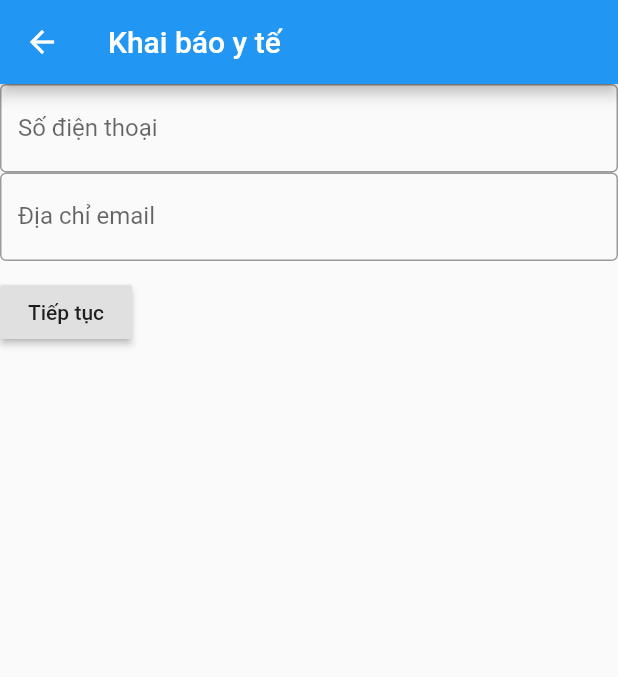
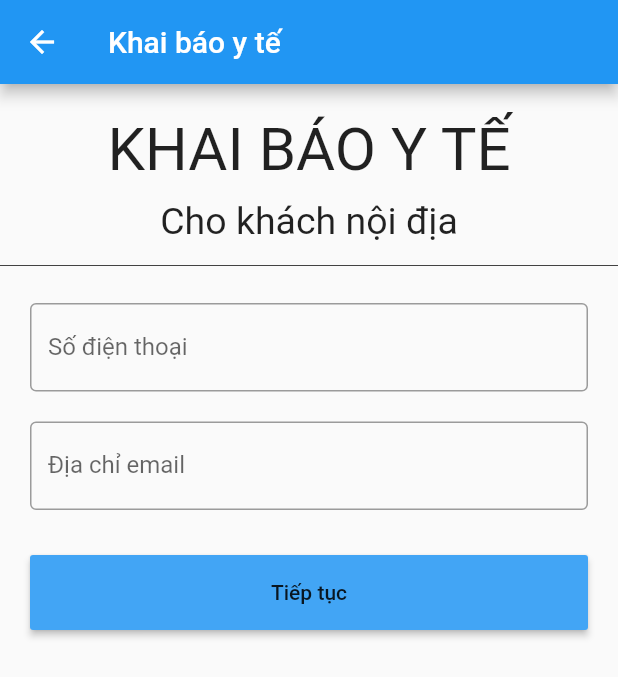
Before and after one commit to phanthingocanh/ADN-Mobile, a Flutter app: the FillEmailPhoneRoute screen opened by its route, on a phone screen of 412 x 824 dp. Shown: the top 677 px of the screen. Run offline on Flutter 3.47's test engine with Material 2 defaults, Android fonts, the phone set to English and light mode, and no system bars; our stand-ins replace datetime_picker_formfield, email_validator, validators.

Commit message:
Merge and Format

```diff
--- a/lib/screens/information/fill_email_phone.dart
+++ b/lib/screens/information/fill_email_phone.dart
@@ -12,7 +12,40 @@ class FillEmailPhoneRoute extends StatelessWidget {
         appBar: AppBar(
           title: Text(Strings.formTitle),
         ),
-        body: MyCustomFormEmailPhone(),
+        body: ListView(
+//        crossAxisAlignment: CrossAxisAlignment.center,
+//        mainAxisAlignment: MainAxisAlignment.spaceEvenly,
+            children: <Widget>[
+              Center(
+                child: Container(
+                    padding: EdgeInsets.only(top:20),
+                    child: Text(
+                        'KHAI BÁO Y TẾ',
+                        style: TextStyle(
+                            fontSize: 40.0
+                        )
+                    ),
+                  ),
+              ),
+
+              Center(
+                child: Container(
+                  padding: EdgeInsets.only(top:10),
+                  child: Text(
+                      'Cho khách nội địa',
+                      style: TextStyle(
+                      fontSize: 25.0
+                    )
+                    ),
+                  ),
+                ),
+              Divider(
+                height: 30.0,
+                color: Colors.grey[800],
+              ),
+              MyCustomFormEmailPhone(),
+            ],
+        ),
     );
   }
 }
@@ -56,7 +89,9 @@ class MyCustomFormEmailPhoneState extends State<MyCustomFormEmailPhone> {
       child: Column(
         crossAxisAlignment: CrossAxisAlignment.start,
         children: <Widget>[
-        new TextFormField(
+        Padding(
+          padding: const EdgeInsets.fromLTRB(20.0, 10.0, 20.0, 10.0),
+          child: new TextFormField(
             decoration: const InputDecoration(labelText: 'Số điện thoại'),
             keyboardType: TextInputType.phone,
             validator: validateMobile,
@@ -64,7 +99,10 @@ class MyCustomFormEmailPhoneState extends State<MyCustomFormEmailPhone> {
               _mobile = val;
             },
           ),
-        new TextFormField(
+        ),
+        new Padding(
+          padding: const EdgeInsets.fromLTRB(20.0, 10.0, 20.0, 10.0),
+          child: new TextFormField(
             decoration: const InputDecoration(labelText: 'Địa chỉ email'),
             keyboardType: TextInputType.emailAddress,
             validator: validateEmail,
@@ -72,10 +110,17 @@ class MyCustomFormEmailPhoneState extends State<MyCustomFormEmailPhone> {
               _email = val;
             },
           ),
+        ),
         new SizedBox(
           height: 10.0,
         ),
-        new RaisedButton(
+          Padding(
+            padding: const EdgeInsets.fromLTRB(20.0, 10.0, 20.0, 10.0),
+            child: SizedBox(
+              width: double.infinity,
+              child: ButtonTheme(
+                height: 50,
+                child: RaisedButton(
                   onPressed: (){
                     if (_formKey.currentState.validate()) {
                       //    If all data are correct then save data to out variables
@@ -87,8 +132,13 @@ class MyCustomFormEmailPhoneState extends State<MyCustomFormEmailPhone> {
                           });
                         }
                   },
-          child: new Text('Tiếp tục'),
-        )
+                  color: Colors.blue[400],
+                  child: Text('Tiếp tục'),
+                ),
+              ),
+            ),
+          ),
+
       ],
                 ),
     );
```
Also changed, not shown: lib/screens/information/fill_info.dart (+23 -10 lines). Lines whose indentation alone changed are shown as unchanged.
